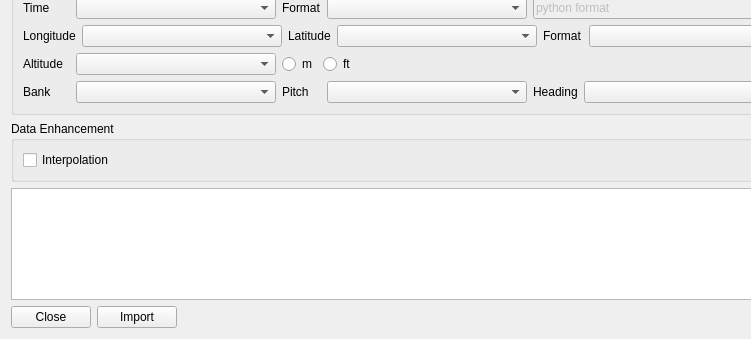
This is src/main/ui_models/importWindow.ui in couderbe/Sim_Replay as Qt 5 draws it before an edit; both pictures show x 0 to 751 and y 277 to 616 of the 1051 by 616 pixel window. The edited form follows.
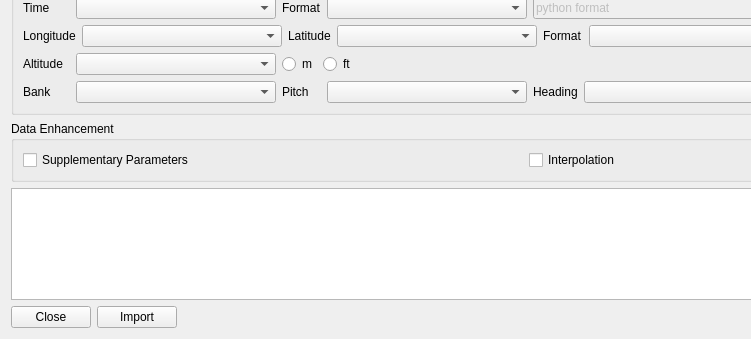
This is the edited form.

```diff
--- a/src/main/ui_models/importWindow.ui
+++ b/src/main/ui_models/importWindow.ui
@@ -515,6 +515,16 @@
       <string>Data Enhancement</string>
      </property>
      <layout class="QHBoxLayout" name="horizontalLayout_4">
+      <item>
+       <widget class="QCheckBox" name="supplementaryParamscheckBox">
+        <property name="toolTip">
+         <string extracomment="tryies to retrieve more data in description tag"/>
+        </property>
+        <property name="text">
+         <string>Supplementary Parameters</string>
+        </property>
+       </widget>
+      </item>
       <item>
        <widget class="QCheckBox" name="interpolationCheckBox">
         <property name="text">
```
Left out of the diff: 14 changed lines with no effect on the pictures.
